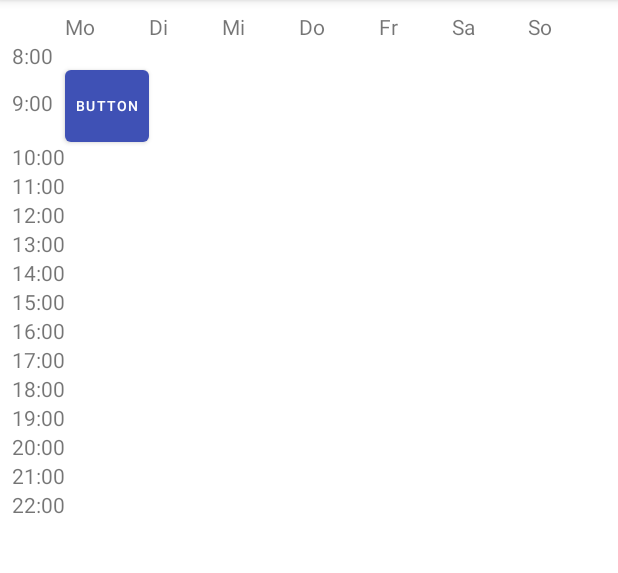
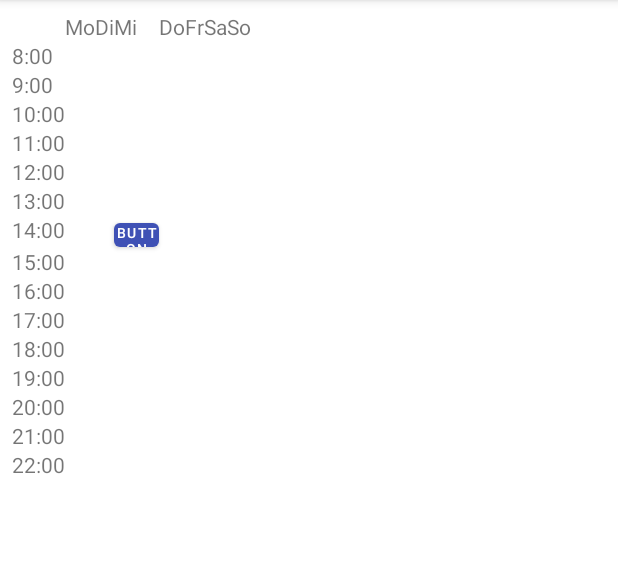
Before and after one commit to GrowThinky/SP22_Gruppe_Heindl_Grabiec_Huynh_Funtov, an Android app: the Kalender screen opened directly, with no data from a screen before it, on a phone screen of 412 x 824 dp, the part 84-657 px from its top. Run offline under Robolectric (Android 15) with nearby library versions, the phone set to English and light mode, and no system bars.

Commit message:
KalenderUpdate1806-02:00

```diff
--- a/IliasApp/app/src/main/res/layout/activity_kalender.xml
+++ b/IliasApp/app/src/main/res/layout/activity_kalender.xml
@@ -8,6 +8,7 @@
     tools:context=".Kalender">
 
     <androidx.gridlayout.widget.GridLayout
+        android:id="@+id/kalender_grid"
         android:layout_width="0dp"
         android:layout_height="0dp"
         android:layout_marginStart="8dp"
@@ -25,7 +26,6 @@
             android:layout_height="wrap_content"
             android:text=""
             app:layout_column="0"
-            app:layout_columnWeight="1"
             app:layout_row="0" />
 
 
@@ -34,7 +34,6 @@
             android:layout_width="wrap_content"
             android:text="Mo"
             app:layout_column="1"
-            app:layout_columnWeight="1"
             app:layout_row="0" />
 
         <TextView
@@ -43,7 +42,6 @@
             android:layout_height="wrap_content"
             android:text="Di"
             app:layout_column="2"
-            app:layout_columnWeight="1"
             app:layout_row="0" />
 
 
@@ -53,7 +51,6 @@
             android:layout_height="wrap_content"
             android:text="Mi"
             app:layout_column="3"
-            app:layout_columnWeight="1"
             app:layout_row="0" />
 
         <TextView
@@ -62,7 +59,6 @@
             android:layout_height="wrap_content"
             android:text="Do"
             app:layout_column="4"
-            app:layout_columnWeight="1"
             app:layout_row="0" />
 
         <TextView
@@ -71,7 +67,6 @@
             android:layout_height="wrap_content"
             android:text="Fr"
             app:layout_column="5"
-            app:layout_columnWeight="1"
             app:layout_row="0" />
 
         <TextView
@@ -80,7 +75,6 @@
             android:layout_height="wrap_content"
             android:text="Sa"
             app:layout_column="6"
-            app:layout_columnWeight="1"
             app:layout_row="0" />
 
         <TextView
@@ -89,7 +83,6 @@
             android:layout_height="wrap_content"
             android:text="So"
             app:layout_column="7"
-            app:layout_columnWeight="1"
             app:layout_row="0" />
 
         <TextView
@@ -214,19 +207,20 @@
 
 
         <Button
-            android:id="@+id/button16"
-            android:layout_width="0dp"
-            android:layout_height="wrap_content"
+            android:id="@+id/Exemplarischer_Button"
+            android:layout_width="30dp"
+            android:layout_height="16dp"
             android:insetTop="0dp"
             android:insetBottom="0dp"
+            android:onClick="creatNewKaldendereintrag"
             android:padding="0dp"
             android:text="Button"
             android:textSize="9dp"
             android:textStyle="normal"
             app:iconPadding="0dp"
-            app:layout_column="1"
-            app:layout_columnWeight="1"
-            app:layout_row="2" />
+            app:layout_column="3"
+            app:layout_row="7"
+            tools:ignore="TouchTargetSizeCheck,TouchTargetSizeCheck" />
 
 
     </androidx.gridlayout.widget.GridLayout>
--- a/IliasApp/app/src/main/res/layout/activity_main2.xml
+++ b/IliasApp/app/src/main/res/layout/activity_main2.xml
@@ -28,7 +28,9 @@
         app:layout_constraintEnd_toEndOf="parent"
         app:layout_constraintStart_toStartOf="parent"
         app:layout_constraintTop_toTopOf="parent"
-        app:layout_constraintVertical_bias="0.513" />
+        app:layout_constraintVertical_bias="0.513"
+        android:onClick="buttonKalender"
+        />
 
     <Button
         android:id="@+id/button_mVeranstaltungen"
```
Also changed, not shown: IliasApp/app/src/main/java/de/uni_marburg/iliasapp/HomeScreen.java (+8 -0 lines), IliasApp/app/src/main/java/de/uni_marburg/iliasapp/Kalender.java (+56 -0 lines).
